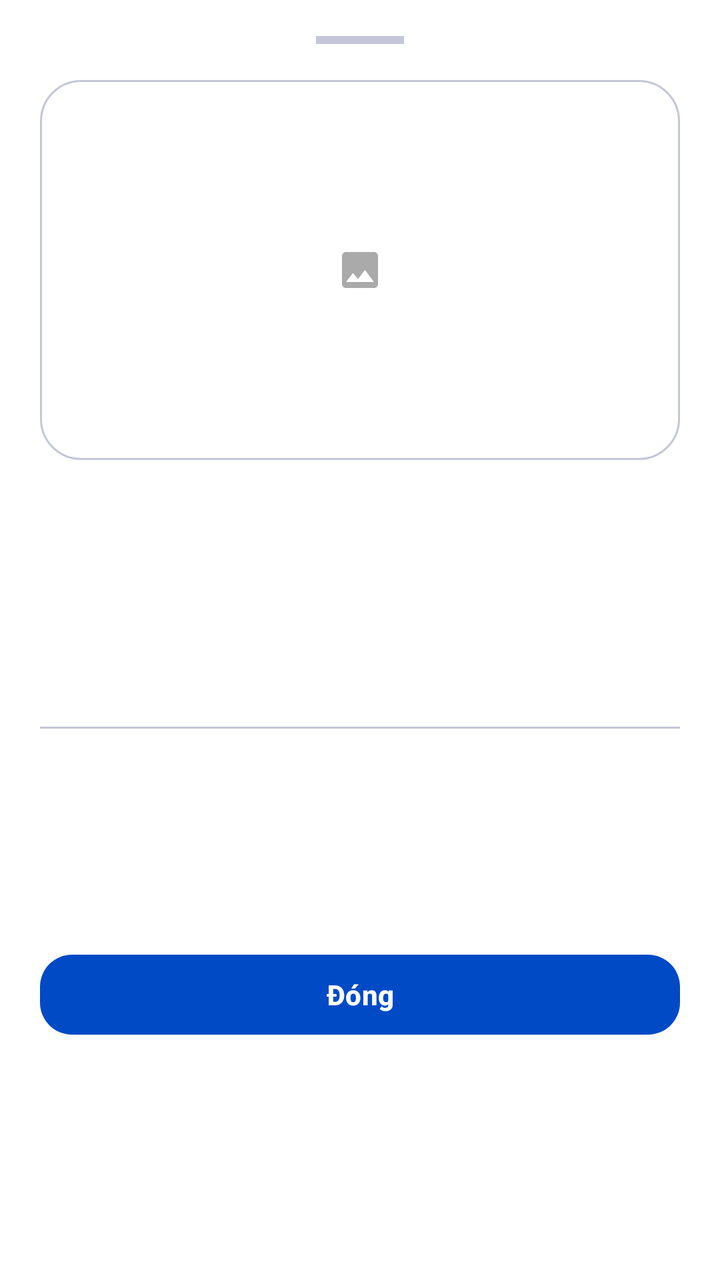
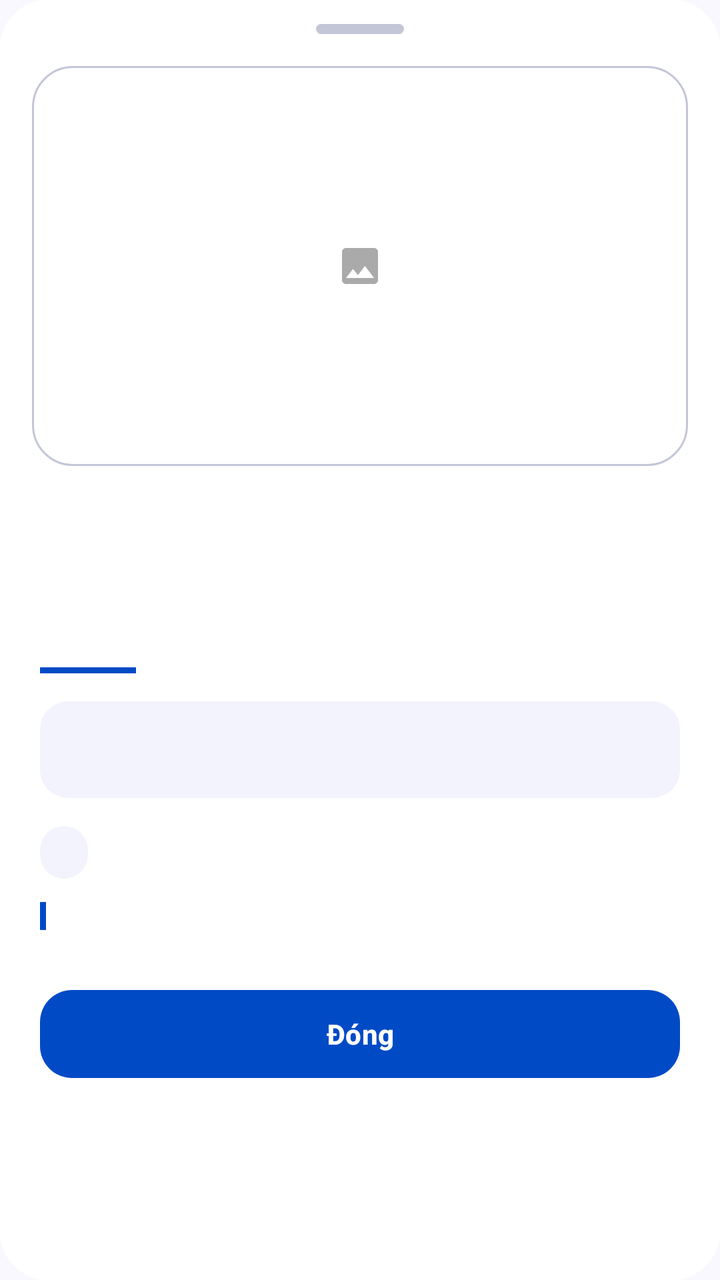

Compare the two renders of this Android layout. The source of the first and the diff that turns it into the second are given below.
<!-- AndroidManifest.xml: application theme Theme.ObjectLanguage -->
<!-- res/layout/dialog_object_detail.xml -->
<?xml version="1.0" encoding="utf-8"?>
<ScrollView xmlns:android="http://schemas.android.com/apk/res/android"
    xmlns:app="http://schemas.android.com/apk/res-auto"
    android:layout_width="match_parent"
    android:layout_height="wrap_content"
    android:background="@color/surface"
    android:fillViewport="false">

    <LinearLayout
        android:layout_width="match_parent"
        android:layout_height="wrap_content"
        android:orientation="vertical"
        android:paddingStart="20dp"
        android:paddingTop="18dp"
        android:paddingEnd="20dp"
        android:paddingBottom="24dp">

        <View
            android:layout_width="44dp"
            android:layout_height="4dp"
            android:layout_gravity="center_horizontal"
            android:layout_marginBottom="18dp"
            android:background="@color/divider" />

        <ImageView
            android:id="@+id/detailImage"
            android:layout_width="match_parent"
            android:layout_height="190dp"
            android:background="@drawable/bg_card_rounded"
            android:contentDescription="@null"
            android:padding="14dp"
            android:scaleType="centerInside"
            android:src="@drawable/ic_image_placeholder" />

        <TextView
            android:id="@+id/detailWordName"
            android:layout_width="match_parent"
            android:layout_height="wrap_content"
            android:layout_marginTop="18dp"
            android:textColor="@color/text_primary"
            android:textSize="28sp"
            android:textStyle="bold" />

        <TextView
            android:id="@+id/detailPhonetic"
            android:layout_width="match_parent"
            android:layout_height="wrap_content"
            android:layout_marginTop="4dp"
            android:textColor="@color/primary"
            android:textSize="15sp"
            android:textStyle="italic" />

        <TextView
            android:id="@+id/detailDefinition"
            android:layout_width="match_parent"
            android:layout_height="wrap_content"
            android:layout_marginTop="14dp"
            android:lineSpacingExtra="4dp"
            android:textColor="@color/text_secondary"
            android:textSize="16sp" />

        <View
            android:layout_width="match_parent"
            android:layout_height="1dp"
            android:layout_marginTop="18dp"
            android:layout_marginBottom="14dp"
            android:background="@color/divider" />

        <TextView
            android:id="@+id/detailCategory"
            android:layout_width="match_parent"
            android:layout_height="wrap_content"
            android:textColor="@color/text_secondary"
            android:textSize="14sp" />

        <TextView
            android:id="@+id/detailObjectCode"
            android:layout_width="match_parent"
            android:layout_height="wrap_content"
            android:layout_marginTop="8dp"
            android:textColor="@color/text_secondary"
            android:textSize="14sp" />

        <LinearLayout
            android:layout_width="match_parent"
            android:layout_height="wrap_content"
            android:layout_marginTop="8dp"
            android:orientation="horizontal">

            <TextView
                android:id="@+id/detailTranslationCount"
                android:layout_width="0dp"
                android:layout_height="wrap_content"
                android:layout_weight="1"
                android:gravity="end"
                android:textColor="@color/text_secondary"
                android:textSize="14sp" />
        </LinearLayout>

        <com.google.android.material.button.MaterialButton
            android:id="@+id/btnCloseDetail"
            android:layout_width="match_parent"
            android:layout_height="48dp"
            android:layout_marginTop="22dp"
            android:text="@string/btn_close"
            android:textStyle="bold"
            app:cornerRadius="16dp" />
    </LinearLayout>
</ScrollView>
<!-- resources referenced by this layout -->
<resources>
  <color name="divider">#C3C6D7</color>
  <color name="primary">#004AC6</color>
  <color name="surface">#FFFFFF</color>
  <color name="text_primary">#191B23</color>
  <color name="text_secondary">#22242F</color>
  <!-- drawable bg_card_rounded (drawable) -->
  <?xml version="1.0" encoding="utf-8"?>
  <shape xmlns:android="http://schemas.android.com/apk/res/android"
      android:shape="rectangle">
      <solid android:color="@color/surface" />
      <corners android:radius="20dp" />
      <stroke
          android:width="1dp"
          android:color="@color/divider" />
  </shape>
  <!-- drawable ic_image_placeholder (drawable) -->
  <?xml version="1.0" encoding="utf-8"?>
  <vector xmlns:android="http://schemas.android.com/apk/res/android"
      android:width="24dp"
      android:height="24dp"
      android:viewportWidth="24"
      android:viewportHeight="24">
      <path
          android:fillColor="@android:color/darker_gray"
          android:pathData="M21,19V5c0,-1.1 -0.9,-2 -2,-2H5c-1.1,0 -2,0.9 -2,2v14c0,1.1 0.9,2 2,2h14c1.1,0 2,-0.9 2,-2zM8.5,13.5l2.5,3.01L14.5,12l4.5,6H5l3.5,-4.5z" />
  </vector>
  <string name="btn_close">Đóng</string>
  <color name="primary_dark">#003EA8</color>
  <color name="text_on_primary">#FFFFFF</color>
  <color name="secondary">#FD933D</color>
  <color name="violet">#7C3AED</color>
  <color name="background">#FAF8FF</color>
  <style name="Widget.App.CardView" parent="Widget.Material3.CardView.Elevated">
          <item name="cardBackgroundColor">@color/surface</item>
          <item name="cardCornerRadius">14dp</item>
          <item name="cardElevation">0dp</item>
          <item name="strokeWidth">0dp</item>
      </style>
  <style name="Widget.App.BottomNav" parent="Widget.Material3.BottomNavigationView">
          <item name="backgroundTint">@color/bottom_nav_bg</item>
          <item name="itemIconTint">@color/bottom_nav_color</item>
          <item name="itemTextColor">@color/bottom_nav_color</item>
          <item name="itemActiveIndicatorStyle">@style/Widget.App.BottomNav.ActiveIndicator</item>
          <item name="labelVisibilityMode">labeled</item>
          <item name="itemRippleColor">@color/primary_light</item>
      </style>
  <color name="bottom_nav_bg">#FFFFFF</color>
  <style name="Widget.App.BottomNav.ActiveIndicator" parent="Widget.Material3.BottomNavigationView.ActiveIndicator">
          <item name="android:color">@color/surface_variant</item>
          <item name="shapeAppearance">@style/ShapeAppearance.App.SmallComponent</item>
      </style>
  <color name="primary_light">#DBE1FF</color>
  <color name="surface_variant">#E1E2ED</color>
  <style name="ShapeAppearance.App.SmallComponent" parent="ShapeAppearance.Material3.SmallComponent">
          <item name="cornerSize">14dp</item>
      </style>
  <!-- unchanged entries left out for length: 1 -->
</resources>

<!-- the commit's change to res/layout/dialog_object_detail.xml (unified diff, before → after) -->
@@ -3,107 +3,157 @@
     xmlns:app="http://schemas.android.com/apk/res-auto"
     android:layout_width="match_parent"
     android:layout_height="wrap_content"
-    android:background="@color/surface"
+    android:background="@drawable/bg_dialog_rounded"
     android:fillViewport="false">
 
     <LinearLayout
         android:layout_width="match_parent"
         android:layout_height="wrap_content"
-        android:orientation="vertical"
-        android:paddingStart="20dp"
-        android:paddingTop="18dp"
-        android:paddingEnd="20dp"
-        android:paddingBottom="24dp">
+        android:orientation="vertical">
 
+        
         <View
             android:layout_width="44dp"
-            android:layout_height="4dp"
+            android:layout_height="5dp"
             android:layout_gravity="center_horizontal"
-            android:layout_marginBottom="18dp"
-            android:background="@color/divider" />
+            android:layout_marginTop="12dp"
+            android:background="@drawable/bg_sheet_handle" />
 
-        <ImageView
-            android:id="@+id/detailImage"
+        
+        <FrameLayout
             android:layout_width="match_parent"
-            android:layout_height="190dp"
-            android:background="@drawable/bg_card_rounded"
-            android:contentDescription="@null"
-            android:padding="14dp"
-            android:scaleType="centerInside"
-            android:src="@drawable/ic_image_placeholder" />
+            android:layout_height="200dp"
+            android:layout_marginStart="16dp"
+            android:layout_marginTop="16dp"
+            android:layout_marginEnd="16dp">
 
-        <TextView
-            android:id="@+id/detailWordName"
-            android:layout_width="match_parent"
-            android:layout_height="wrap_content"
-            android:layout_marginTop="18dp"
-            android:textColor="@color/text_primary"
-            android:textSize="28sp"
-            android:textStyle="bold" />
+            <ImageView
+                android:id="@+id/detailImage"
+                android:layout_width="match_parent"
+                android:layout_height="match_parent"
+                android:background="@drawable/bg_card_rounded"
+                android:contentDescription="@null"
+                android:padding="14dp"
+                android:scaleType="centerInside"
+                android:src="@drawable/ic_image_placeholder" />
+        </FrameLayout>
 
-        <TextView
-            android:id="@+id/detailPhonetic"
-            android:layout_width="match_parent"
-            android:layout_height="wrap_content"
-            android:layout_marginTop="4dp"
-            android:textColor="@color/primary"
-            android:textSize="15sp"
-            android:textStyle="italic" />
-
-        <TextView
-            android:id="@+id/detailDefinition"
-            android:layout_width="match_parent"
-            android:layout_height="wrap_content"
-            android:layout_marginTop="14dp"
-            android:lineSpacingExtra="4dp"
-            android:textColor="@color/text_secondary"
-            android:textSize="16sp" />
-
-        <View
-            android:layout_width="match_parent"
-            android:layout_height="1dp"
-            android:layout_marginTop="18dp"
-            android:layout_marginBottom="14dp"
-            android:background="@color/divider" />
-
-        <TextView
-            android:id="@+id/detailCategory"
-            android:layout_width="match_parent"
-            android:layout_height="wrap_content"
-            android:textColor="@color/text_secondary"
-            android:textSize="14sp" />
-
-        <TextView
-            android:id="@+id/detailObjectCode"
-            android:layout_width="match_parent"
-            android:layout_height="wrap_content"
-            android:layout_marginTop="8dp"
-            android:textColor="@color/text_secondary"
-            android:textSize="14sp" />
-
+        
         <LinearLayout
             android:layout_width="match_parent"
             android:layout_height="wrap_content"
-            android:layout_marginTop="8dp"
-            android:orientation="horizontal">
+            android:orientation="vertical"
+            android:paddingStart="20dp"
+            android:paddingTop="20dp"
+            android:paddingEnd="20dp"
+            android:paddingBottom="24dp">
 
+            
             <TextView
-                android:id="@+id/detailTranslationCount"
-                android:layout_width="0dp"
+                android:id="@+id/detailWordName"
+                android:layout_width="match_parent"
                 android:layout_height="wrap_content"
-                android:layout_weight="1"
-                android:gravity="end"
+                android:lineSpacingMultiplier="1.1"
+                android:textColor="@color/text_primary"
+                android:textSize="30sp"
+                android:textStyle="bold" />
+
+            
+            <TextView
+                android:id="@+id/detailPhonetic"
+                android:layout_width="match_parent"
+                android:layout_height="wrap_content"
+                android:layout_marginTop="4dp"
+                android:textColor="@color/primary"
+                android:textSize="15sp"
+                android:textStyle="italic" />
+
+            
+            <View
+                android:layout_width="48dp"
+                android:layout_height="3dp"
+                android:layout_marginTop="16dp"
+                android:layout_marginBottom="14dp"
+                android:background="@color/primary" />
+
+            
+            <TextView
+                android:id="@+id/detailDefinition"
+                android:layout_width="match_parent"
+                android:layout_height="wrap_content"
+                android:background="@drawable/bg_definition_box"
+                android:lineSpacingExtra="4dp"
+                android:padding="14dp"
                 android:textColor="@color/text_secondary"
-                android:textSize="14sp" />
+                android:textSize="15sp" />
+
+            
+            <LinearLayout
+                android:layout_width="match_parent"
+                android:layout_height="wrap_content"
+                android:layout_marginTop="14dp"
+                android:gravity="center_vertical"
+                android:orientation="horizontal">
+
+                <TextView
+                    android:id="@+id/detailCategory"
+                    android:layout_width="wrap_content"
+                    android:layout_height="wrap_content"
+                    android:background="@drawable/bg_chip_surface"
+                    android:paddingStart="12dp"
+                    android:paddingTop="5dp"
+                    android:paddingEnd="12dp"
+                    android:paddingBottom="5dp"
+                    android:textColor="@color/primary"
+                    android:textSize="12sp"
+                    android:textStyle="bold" />
+
+                <View
+                    android:layout_width="0dp"
+                    android:layout_height="1dp"
+                    android:layout_weight="1" />
+
+                <TextView
+                    android:id="@+id/detailTranslationCount"
+                    android:layout_width="wrap_content"
+                    android:layout_height="wrap_content"
+                    android:textColor="@color/text_muted"
+                    android:textSize="12sp" />
+            </LinearLayout>
+
+            
+            <LinearLayout
+                android:layout_width="match_parent"
+                android:layout_height="wrap_content"
+                android:layout_marginTop="10dp"
+                android:gravity="center_vertical"
+                android:orientation="horizontal">
+
+                <View
+                    android:layout_width="3dp"
+                    android:layout_height="14dp"
+                    android:layout_marginEnd="8dp"
+                    android:background="@color/primary" />
+
+                <TextView
+                    android:id="@+id/detailObjectCode"
+                    android:layout_width="match_parent"
+                    android:layout_height="wrap_content"
+                    android:textColor="@color/text_secondary"
+                    android:textSize="13sp" />
+            </LinearLayout>
+
+            
+            <com.google.android.material.button.MaterialButton
+                android:id="@+id/btnCloseDetail"
+                android:layout_width="match_parent"
+                android:layout_height="52dp"
+                android:layout_marginTop="24dp"
+                android:text="@string/btn_close"
+                android:textStyle="bold"
+                app:backgroundTint="@color/primary"
+                app:cornerRadius="16dp" />
+
         </LinearLayout>
-
-        <com.google.android.material.button.MaterialButton
-            android:id="@+id/btnCloseDetail"
-            android:layout_width="match_parent"
-            android:layout_height="48dp"
-            android:layout_marginTop="22dp"
-            android:text="@string/btn_close"
-            android:textStyle="bold"
-            app:cornerRadius="16dp" />
     </LinearLayout>
 </ScrollView>
<!-- resource entries referenced after the edit -->
@@ -2,6 +2,7 @@
 <resources>
   <color name="divider">#C3C6D7</color>
   <color name="primary">#004AC6</color>
+  <color name="text_muted">#3A3C4E</color>
   <color name="surface">#FFFFFF</color>
   <color name="text_primary">#191B23</color>
   <color name="text_secondary">#22242F</color>
@@ -14,6 +15,34 @@
       <stroke
           android:width="1dp"
           android:color="@color/divider" />
+  </shape>
+  <!-- drawable bg_chip_surface (drawable) -->
+  <?xml version="1.0" encoding="utf-8"?>
+  <shape xmlns:android="http://schemas.android.com/apk/res/android"
+      android:shape="rectangle">
+      <solid android:color="#F3F3FE" />
+      <corners android:radius="20dp" />
+  </shape>
+  <!-- drawable bg_definition_box (drawable) -->
+  <?xml version="1.0" encoding="utf-8"?>
+  <shape xmlns:android="http://schemas.android.com/apk/res/android"
+      android:shape="rectangle">
+      <solid android:color="#F3F3FE" />
+      <corners android:radius="14dp" />
+  </shape>
+  <!-- drawable bg_dialog_rounded (drawable) -->
+  <?xml version="1.0" encoding="utf-8"?>
+  <shape xmlns:android="http://schemas.android.com/apk/res/android"
+      android:shape="rectangle">
+      <solid android:color="@color/surface" />
+      <corners android:radius="24dp" />
+  </shape>
+  <!-- drawable bg_sheet_handle (drawable) -->
+  <?xml version="1.0" encoding="utf-8"?>
+  <shape xmlns:android="http://schemas.android.com/apk/res/android"
+      android:shape="rectangle">
+      <solid android:color="#C3C6D7" />
+      <corners android:radius="4dp" />
   </shape>
   <!-- drawable ic_image_placeholder (drawable) -->
   <?xml version="1.0" encoding="utf-8"?>
